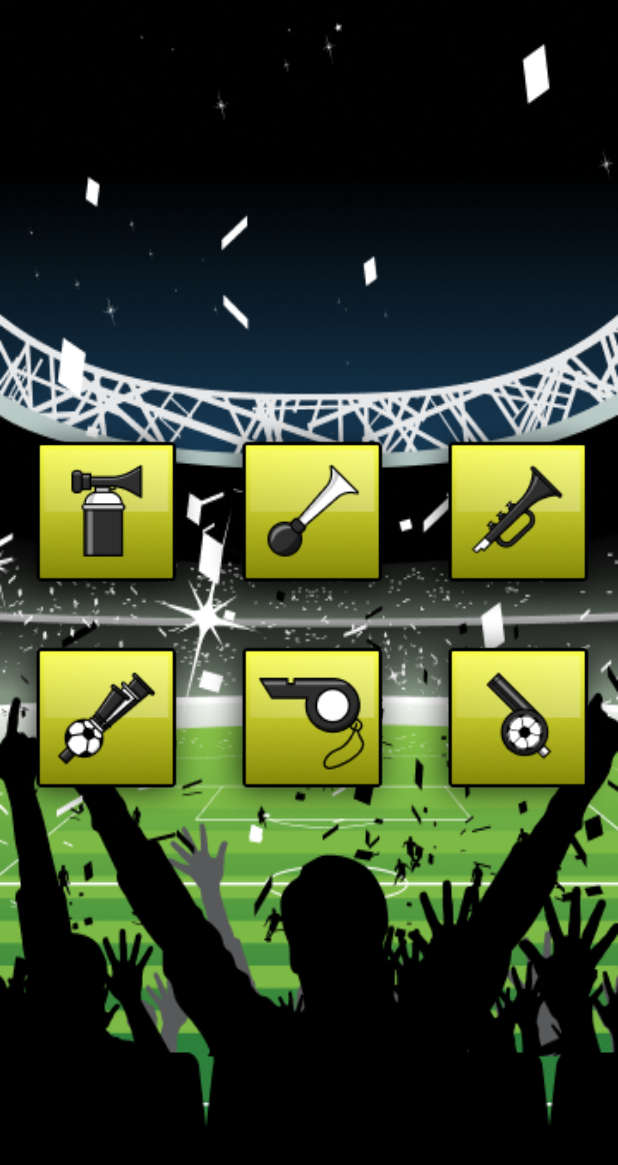
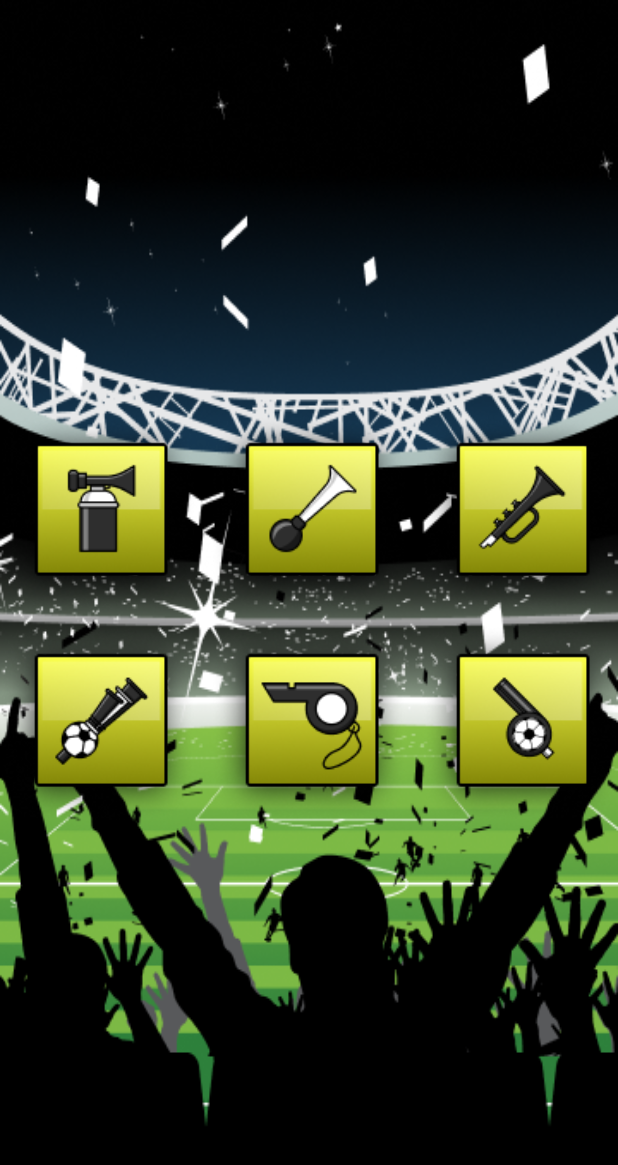
Before and after one commit to junedr375/Chearing_Sounds_Flutter, a Flutter app: the screen it shows after launch, on a phone screen of 412 x 824 dp. Shown: the top 1165 px of the screen. Run offline on Flutter 3.47's test engine with Material 2 defaults, Android fonts, the phone set to English and light mode, and no system bars; our stand-ins replace assets_audio_player.

```diff
--- a/lib/home/home.dart
+++ b/lib/home/home.dart
@@ -90,26 +90,30 @@ class _HomePageState extends State<HomePage> {
   Widget build(BuildContext context) {
     final height = MediaQuery.of(context).size.height;
     final width = MediaQuery.of(context).size.width;
+    double mainAxisHeight = height > width ? height : width;
     return Scaffold(
       body: Container(
-        height: height,
+          height: mainAxisHeight,
           width: width,
           alignment: Alignment.center,
           decoration: BoxDecoration(
               image: DecorationImage(
                   image: AssetImage('image/images/stadium.png'),
                   fit: BoxFit.fill)),
-        child: Center(
-          child: GridView.builder(
-            itemCount: 6,
+          child: Column(mainAxisAlignment: MainAxisAlignment.center, children: [
+            GridView.count(
+              //    itemCount: 6,
+              crossAxisCount: 3,
               physics: NeverScrollableScrollPhysics(),
               shrinkWrap: true,
-            gridDelegate: SliverGridDelegateWithFixedCrossAxisCount(
-                crossAxisCount: 3,
-                mainAxisSpacing: 0,
-                crossAxisSpacing: 0,
-                childAspectRatio: 1),
-            itemBuilder: (BuildContext context, int index) {
+              childAspectRatio: width > height ? 1.5 : 1,
+
+              mainAxisSpacing: 10,
+              crossAxisSpacing: 10,
+
+              children: List.generate(
+                6,
+                (index) {
                   return InkWell(
                       onTap: () {
                         if (checkPressed[index] == 1) {
@@ -144,15 +148,16 @@ class _HomePageState extends State<HomePage> {
                       child: Container(
                         height: 80,
                         width: 80,
+                        decoration: BoxDecoration(shape: BoxShape.rectangle),
                         child: Image.asset(
                           map[index][checkPressed[index]],
-                      fit: BoxFit.fill,
+                          fit: BoxFit.contain,
                         ),
                       ));
                 },
               ),
             ),
-      ),
+          ])),
     );
   }
 }
```
Also changed, not shown: 3 other files. Lines whose indentation alone changed are shown as unchanged.
